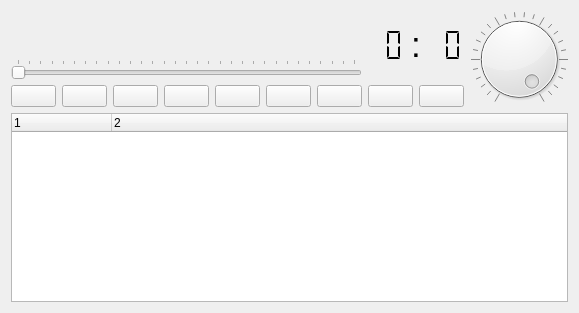
Qt form ui/cueplayer.ui (ipse666/cueplayer) before a commit.
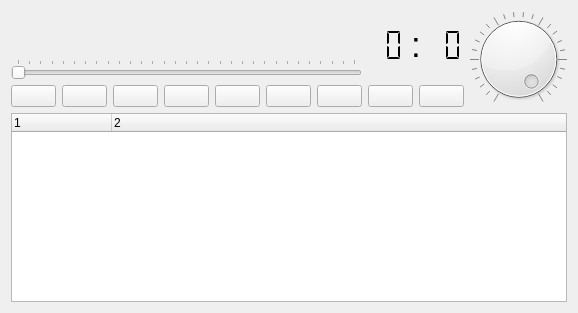
The same form after that commit. Icons and pictures are not drawn.

```diff
--- a/ui/cueplayer.ui
+++ b/ui/cueplayer.ui
@@ -6,7 +6,7 @@
    <rect>
     <x>0</x>
     <y>0</y>
-    <width>579</width>
+    <width>578</width>
     <height>313</height>
    </rect>
   </property>
@@ -16,6 +16,12 @@
     <verstretch>0</verstretch>
    </sizepolicy>
   </property>
+  <property name="maximumSize">
+   <size>
+    <width>16777215</width>
+    <height>16777215</height>
+   </size>
+  </property>
   <property name="focusPolicy">
    <enum>Qt::NoFocus</enum>
   </property>
```
Left out of the diff: 29 changed lines with no effect on the pictures.
